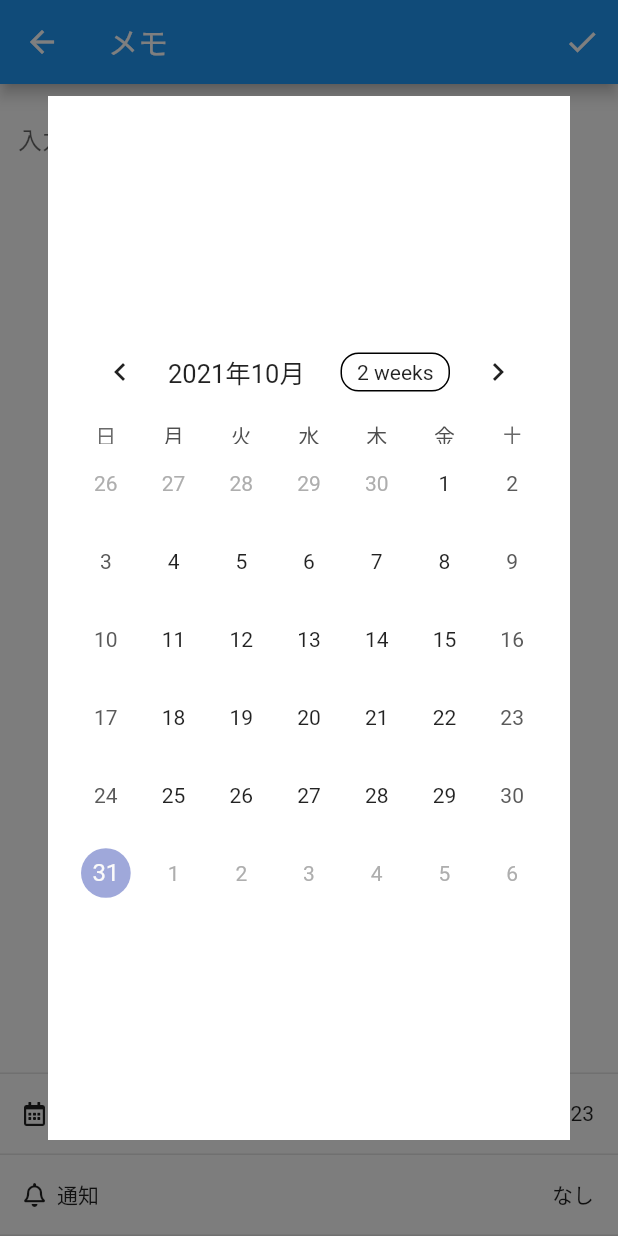
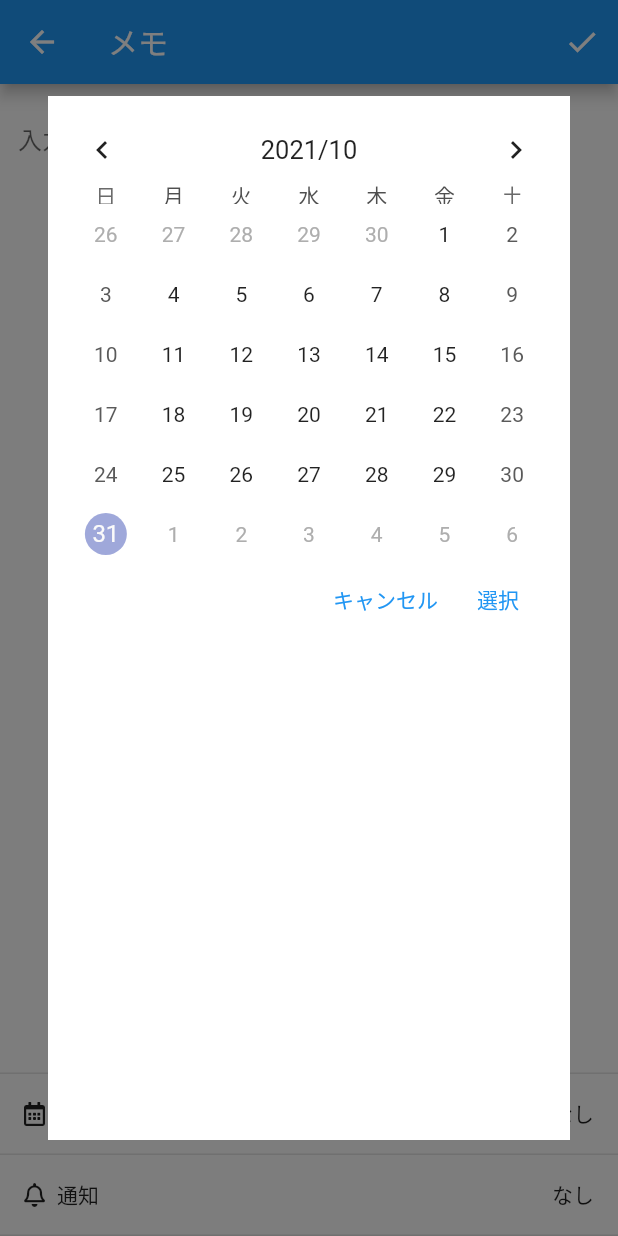
Before and after one commit to bangarrr/idea_recorder, a Flutter app: the Note screen opened directly, after a tap on "予定日", on a phone screen of 412 x 824 dp. Run offline on Flutter 3.47's test engine with Material 2 defaults, Android fonts, the phone set to English and light mode, and no system bars; drawn by our look-alikes of table_calendar; our stand-ins replace font_awesome_flutter, random_string, shared_preferences; accounts and stored records are empty.

Commit message:
予定日ステート管理

```diff
--- /dev/null
+++ b/lib/calendar.dart
@@ -0,0 +1,61 @@
+import 'package:flutter/material.dart';
+import 'package:intl/intl.dart';
+import 'package:table_calendar/table_calendar.dart';
+
+class Calendar extends StatefulWidget {
+  final DateTime? selectedDate;
+  final Function? onDateSelected;
+  const Calendar({Key? key, this.selectedDate, this.onDateSelected}) : super(key: key);
+
+  @override
+  _CalendarState createState() => _CalendarState();
+}
+
+class _CalendarState extends State<Calendar> {
+  CalendarFormat _calendarFormat = CalendarFormat.month;
+  DateTime _forcusedDay = DateTime.now();
+
+  @override
+  Widget build(BuildContext context) {
+    return TableCalendar(
+      locale: 'ja_JP',
+      firstDay: DateTime.utc(2010, 10, 16),
+      lastDay: DateTime.utc(2030, 3, 14),
+      focusedDay: DateTime.now(),
+      calendarFormat: _calendarFormat,
+      rowHeight: 40,
+      headerStyle: HeaderStyle(
+        leftChevronPadding: EdgeInsets.all(0),
+        rightChevronPadding: EdgeInsets.all(0),
+        formatButtonVisible: false,
+        titleCentered: true,
+        titleTextFormatter: (date, locale) => DateFormat.yM(locale).format(date)
+      ),
+      selectedDayPredicate: (day) {
+        return isSameDay(widget.selectedDate, day);
+      },
+      onDaySelected: (selectedDay, forcusedDay) {
+        if (!isSameDay(widget.selectedDate, selectedDay)) {
+          setState(() {
+            _forcusedDay = forcusedDay;
+          });
+
+          if (widget.onDateSelected != null) {
+            widget.onDateSelected!(selectedDay);
+          }
+        }
+      },
+      onFormatChanged: (format) {
+        if (_calendarFormat != format) {
+          // Call `setState()` when updating calendar format
+          setState(() {
+            _calendarFormat = format;
+          });
+        }
+      },
+      onPageChanged: (forcusedDay) {
+        _forcusedDay = forcusedDay;
+      },
+    );
+  }
+}
--- a/lib/calendar_modal.dart
+++ b/lib/calendar_modal.dart
@@ -1,6 +1,8 @@
 import 'package:flutter/material.dart';
-import 'package:table_calendar/table_calendar.dart';
+import 'package:provider/provider.dart';
 import 'package:weekly_task/modal_overlay.dart';
+import 'package:weekly_task/calendar.dart';
+import 'package:weekly_task/providers/NoteDetailProvider.dart';
 
 class CalendarModal {
   BuildContext context;
@@ -9,15 +11,7 @@ class CalendarModal {
   void showCalendarModal() {
     Navigator.push(
       context,
-      ModalOverlay(
-        TableCalendar(
-            locale: 'ja_JP',
-            shouldFillViewport: true,
-            firstDay: DateTime.utc(2010, 10, 16),
-            lastDay: DateTime.utc(2030, 3, 14),
-            focusedDay: DateTime.now(),
-          )
-      )
+      ModalOverlay(ModalContents(context: context))
     );
   }
 
@@ -25,3 +19,46 @@ class CalendarModal {
     Navigator.of(context).pop();
   }
 }
+
+class ModalContents extends StatefulWidget {
+  final BuildContext context;
+  const ModalContents({Key? key, required this.context}) : super(key: key);
+
+  @override
+  _ModalContentsState createState() => _ModalContentsState();
+}
+
+class _ModalContentsState extends State<ModalContents> {
+  DateTime? _scheduledDate;
+
+  void _onDateSelected(DateTime date) {
+    setState(() {
+      _scheduledDate = date;
+    });
+  }
+
+  @override
+  Widget build(BuildContext context) {
+    return Column(
+        children: [
+          Calendar(selectedDate: _scheduledDate, onDateSelected: _onDateSelected),
+          Row(
+            mainAxisAlignment: MainAxisAlignment.end,
+            children: [
+              TextButton(
+                child: const Text('キャンセル'),
+                onPressed: () => Navigator.of(widget.context).pop(),
+              ),
+              TextButton(
+                child: const Text('選択'),
+                onPressed: () {
+                  Provider.of<NoteDetailProvider>(widget.context, listen: false).setScheduledDate(_scheduledDate);
+                  Navigator.of(widget.context).pop();
+                },
+              ),
+            ],
+          )
+        ]
+    );
+  }
+}
--- a/lib/modal_overlay.dart
+++ b/lib/modal_overlay.dart
@@ -1,6 +1,6 @@
 import 'package:flutter/material.dart';
 
-class ModalOverlay extends ModalRoute<void> {
+class ModalOverlay extends PopupRoute<void> {
   final Widget contents;
 
   ModalOverlay(this.contents): super();
@@ -8,15 +8,11 @@ class ModalOverlay extends ModalRoute<void> {
   @override
   Duration get transitionDuration => Duration(milliseconds: 100);
   @override
-  bool get opaque => false;
-  @override
   bool get barrierDismissible => false;
   @override
   Color get barrierColor => Colors.black.withOpacity(0.5);
   @override
   String? get barrierLabel => null;
-  @override
-  bool get maintainState => true;
 
   @override
   Widget buildPage(BuildContext context, Animation<double> animation, Animation<double> secondaryAnimation) {
--- a/lib/note.dart
+++ b/lib/note.dart
@@ -1,7 +1,9 @@
 import 'package:flutter/material.dart';
+import 'package:intl/intl.dart';
+import 'package:provider/provider.dart';
+import 'package:weekly_task/providers/NoteDetailProvider.dart';
 import 'package:weekly_task/task.dart';
 import 'package:weekly_task/tasks_model.dart';
-import 'package:provider/provider.dart';
 import 'package:font_awesome_flutter/font_awesome_flutter.dart';
 import 'package:weekly_task/calendar_modal.dart';
 
@@ -22,6 +24,7 @@ class _NoteState extends State<Note> {
     super.initState();
     if (widget.task != null) {
       _inputCtrl.text = widget.task!.text;
+      //_scheduledDate = widget.task!.scheduled_date;
     }
   }
 
@@ -52,7 +55,10 @@ class _NoteState extends State<Note> {
 
   @override
   Widget build(BuildContext context) {
-    return Scaffold(
+    return ChangeNotifierProvider(
+        create: (context) => NoteDetailProvider(),
+        child: Consumer<NoteDetailProvider>(
+            builder: (context, model, _) => Scaffold(
         appBar: AppBar(
           title: Text('メモ'),
           actions: [
@@ -60,7 +66,8 @@ class _NoteState extends State<Note> {
           ],
         ),
         body: Column(children: [
-          Expanded(child: Container(
+          Expanded(
+              child: Container(
             padding: const EdgeInsets.all(12.0),
             child: TextField(
               controller: _inputCtrl,
@@ -71,25 +78,27 @@ class _NoteState extends State<Note> {
                   hintText: '入力してください', border: InputBorder.none),
             ),
           )),
-          MetaOptions()
-        ]));
+          MetaOptions(scheduledDate: model.scheduledDate)
+        ]))));
   }
 }
 
 class MetaOptions extends StatelessWidget {
-  const MetaOptions({Key? key}) : super(key: key);
+  final DateTime? scheduledDate;
+  const MetaOptions({Key? key, required this.scheduledDate}) : super(key: key);
 
   @override
   Widget build(BuildContext context) {
     return Column(
       children: [
         _buildItem(
-            FontAwesomeIcons.calendarAlt, '予定日', '2021/1/23', false,
-            () => {CalendarModal(context).showCalendarModal()}
-        ),
-        _buildItem(FontAwesomeIcons.bell, '通知', 'なし', true,
-            () => {print("tuuti")}
-        ),
+            FontAwesomeIcons.calendarAlt,
+            '予定日',
+            scheduledDate != null ? DateFormat('yyyy-MM-dd').format(scheduledDate!) : 'なし',
+            false,
+            () => {CalendarModal(context).showCalendarModal()}),
+        _buildItem(
+            FontAwesomeIcons.bell, '通知', 'なし', true, () => {print("tuuti")}),
       ],
     );
   }
@@ -103,7 +112,8 @@ class MetaOptions extends StatelessWidget {
         trailing: Text(value));
   }
 
-  Widget _buildItem(IconData icon, String text, String value, bool isLast, GestureTapCallback onTap) {
+  Widget _buildItem(IconData icon, String text, String value, bool isLast,
+      GestureTapCallback onTap) {
     return GestureDetector(
         onTap: onTap,
         child: Container(
--- /dev/null
+++ b/lib/providers/NoteDetailProvider.dart
@@ -0,0 +1,11 @@
+import 'package:flutter/widgets.dart';
+
+class NoteDetailProvider extends ChangeNotifier {
+  DateTime? _scheduledDate;
+  DateTime? get scheduledDate => _scheduledDate;
+
+  void setScheduledDate(DateTime? date) {
+    _scheduledDate = date;
+    notifyListeners();
+  }
+}
--- a/lib/task.dart
+++ b/lib/task.dart
@@ -1,17 +1,24 @@
 import 'package:random_string/random_string.dart';
 
 class Task {
-  Task({this.id, required this.text, DateTime? created_at, this.completed = false})
-      : this.created_at = created_at ?? DateTime.now();
+  Task({
+    this.id,
+    required this.text,
+    this.scheduled_date,
+    DateTime? created_at,
+    this.completed = false
+  }) : this.created_at = created_at ?? DateTime.now();
 
   String? id;
   String text;
   bool completed;
+  DateTime? scheduled_date;
   DateTime created_at;
 
   factory Task.fromJson(Map<String, dynamic> json) => Task(
       id: json['id'],
       text: json['text'],
+      scheduled_date: DateTime.tryParse(json['scheduled_date'] ?? 'null'),
       completed: json['completed'],
       created_at: DateTime.parse(json['created_at'])
       );
@@ -20,6 +27,7 @@ class Task {
         'id': id ?? randomAlphaNumeric(10),
         'text': text,
         'completed': completed,
+        'scheduled_date': scheduled_date.toString(),
         'created_at': created_at.toString()
       };
 
```
